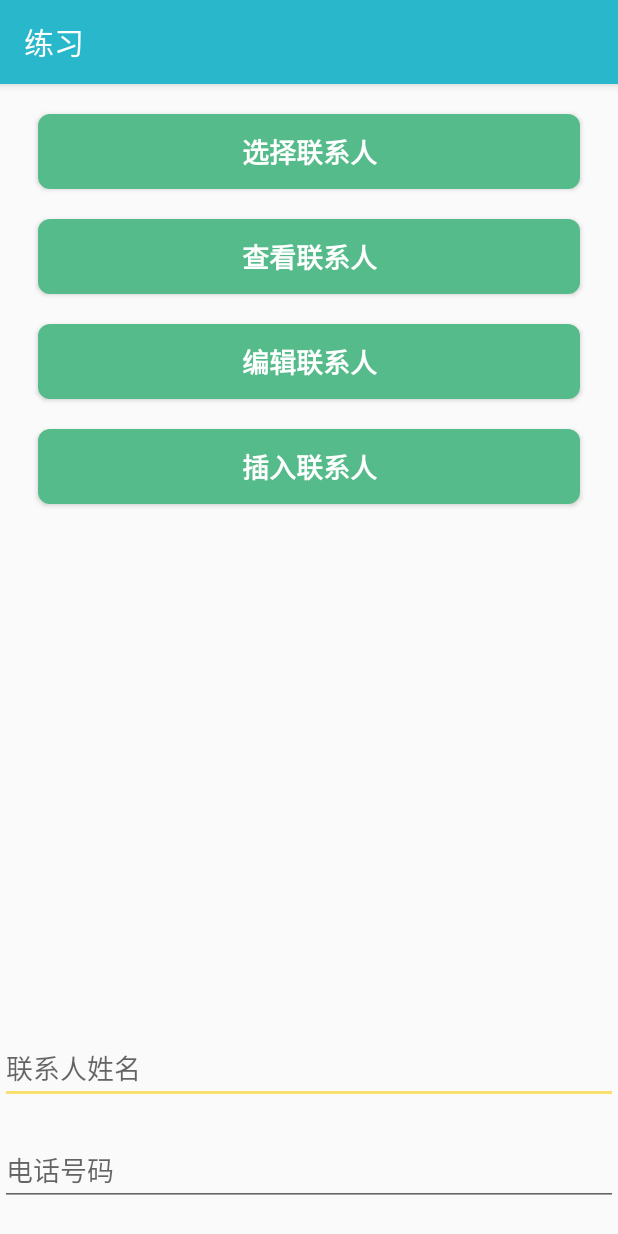
After one commit to SnailLxy/exercise, an Android app: the ContactsIntentActivity screen opened directly, with no data from a screen before it, on a phone screen of 412 x 824 dp. The commit adds this screen. Run offline under Robolectric (Android 15) with nearby library versions, the phone set to English and light mode, and no system bars.

Commit message:
[练习]-添加通讯录相关intent练习 功能： 添加选择，查看，修改，插入联系人相关隐式intent使用练习

```diff
--- a/app/src/main/AndroidManifest.xml
+++ b/app/src/main/AndroidManifest.xml
@@ -11,6 +11,7 @@
         android:roundIcon="@mipmap/ic_launcher_round"
         android:supportsRtl="true"
         android:theme="@style/AppTheme">
+        <activity android:name=".activity.commonintent.ContactsIntentActivity"></activity>
         <activity
             android:name=".activity.MainActivity"
             android:theme="@style/ExerciseActivityTheme">
@@ -39,11 +40,9 @@
         </activity>
         <activity android:name=".activity.commonintent.CommonIntentActivity" />
         <activity
-        android:name=".activity.commonintent.AlarmActivity"
+            android:name=".activity.commonintent.AlarmIntentActivity"
             android:label="@string/exercise_alarm_intent" />
-
         <activity android:name=".activity.commonintent.CameraIntentActivity" />
-
 
         <provider
             android:name="androidx.core.content.FileProvider"
@@ -54,7 +53,6 @@
                 android:name="android.support.FILE_PROVIDER_PATHS"
                 android:resource="@xml/file_paths" />
         </provider>
-
     </application>
 
 </manifest>
--- a/app/src/main/java/com/lixueyang/exercise/activity/commonintent/CommonIntentActivity.java
+++ b/app/src/main/java/com/lixueyang/exercise/activity/commonintent/CommonIntentActivity.java
@@ -45,8 +45,9 @@ public class CommonIntentActivity extends AppCompatActivity {
         startActivity(intent);
       }
     });
-    binding.btnGotoAlarmActivity.setOnClickListener(view -> AlarmActivity.startAlarmActivity(this));
+    binding.btnGotoAlarmActivity.setOnClickListener(view -> AlarmIntentActivity.startAlarmActivity(this));
     binding.btnGotoCameraActivity.setOnClickListener(view -> CameraIntentActivity.startCameraIntentActivity(this));
+    binding.btnGotoContactsActivity.setOnClickListener(view -> ContactsIntentActivity.startContactsIntentActivity(this));
   }
 
   /**
--- /dev/null
+++ b/app/src/main/java/com/lixueyang/exercise/activity/commonintent/ContactsIntentActivity.java
@@ -0,0 +1,147 @@
+package com.lixueyang.exercise.activity.commonintent;
+
+import androidx.annotation.Nullable;
+import androidx.appcompat.app.AppCompatActivity;
+import androidx.loader.content.CursorLoader;
+import androidx.loader.content.Loader;
+
+import android.app.Activity;
+import android.content.Intent;
+import android.database.Cursor;
+import android.net.Uri;
+import android.os.Bundle;
+import android.provider.ContactsContract;
+import android.text.TextUtils;
+import android.widget.Toast;
+
+import com.lixueyang.exercise.R;
+import com.lixueyang.exercise.databinding.ActivityContactsBinding;
+import com.lixueyang.exercise.utils.IntentUtils;
+
+public class ContactsIntentActivity extends AppCompatActivity {
+
+  static final int REQUEST_SELECT_CONTACT = 100;
+  private ActivityContactsBinding binding;
+  private Uri contactUri;
+  private Long currentId;
+  private String currentLookupKey;
+
+  public static void startContactsIntentActivity(Activity activity) {
+    Intent intent = new Intent(activity, ContactsIntentActivity.class);
+    activity.startActivity(intent);
+  }
+
+  @Override
+  protected void onCreate(Bundle savedInstanceState) {
+    super.onCreate(savedInstanceState);
+    binding = ActivityContactsBinding.inflate(getLayoutInflater());
+    setContentView(binding.getRoot());
+
+    initView();
+  }
+
+  private void initView() {
+    selectPhone();
+    showContacts();
+    editContact();
+    insertContact();
+  }
+
+  private void showContacts() {
+    binding.btnShowContactsIntent.setOnClickListener(view -> {
+      Intent intent = new Intent(Intent.ACTION_VIEW, ContactsContract.Contacts.CONTENT_URI);
+      if (IntentUtils.isActivityAlive(intent, getPackageManager())) {
+        startActivity(intent);
+      }
+    });
+  }
+
+  /**
+   * 获取电话联系人
+   * 这种方法不需要 READ_CONTACTS 权限
+   * 注：常用的CONTENT_TYPE
+   * 1、ContactsContract.CommonDataKinds.Phone.CONTENT_TYPE 对应有电话号码的联系人中
+   * 2、ContactsContract.CommonDataKinds.Email.CONTENT_TYPE  对应有电子邮件地址的联系人
+   */
+  private void selectPhone() {
+    binding.btnSelectedContactsIntent.setOnClickListener(view -> {
+      Intent intent = new Intent(Intent.ACTION_PICK);
+      intent.setType(ContactsContract.CommonDataKinds.Phone.CONTENT_TYPE);
+      if (IntentUtils.isActivityAlive(intent, getPackageManager())) {
+        startActivityForResult(intent, REQUEST_SELECT_CONTACT);
+      }
+    });
+  }
+
+  private void editContact() {
+    binding.btnEditContactsIntent.setOnClickListener(view -> {
+      if (contactUri == null) {
+        Toast.makeText(this, "请选择对应的联系人！", Toast.LENGTH_LONG).show();
+        return;
+      }
+
+      Intent intent = new Intent(Intent.ACTION_EDIT);
+      intent.setDataAndType(ContactsContract.Contacts.getLookupUri(currentId, currentLookupKey), ContactsContract.Contacts.CONTENT_ITEM_TYPE);
+      String phoneNumber = binding.etPhoneNumber.getText().toString();
+      if (!TextUtils.isEmpty(phoneNumber)) {
+        intent.putExtra(ContactsContract.Intents.Insert.PHONE, phoneNumber);
+      }
+      if (IntentUtils.isActivityAlive(intent, getPackageManager())) {
+        startActivity(intent);
+      }
+    });
+  }
+
+  private void insertContact() {
+    binding.btnInsertContactsIntent.setOnClickListener(view -> {
+      Intent intent = new Intent(Intent.ACTION_INSERT);
+      intent.setType(ContactsContract.Contacts.CONTENT_TYPE);
+      String name = binding.etContactsName.getText().toString();
+      String phoneNumber = binding.etPhoneNumber.getText().toString();
+      if (!TextUtils.isEmpty(name)) {
+        intent.putExtra(ContactsContract.Intents.Insert.NAME, name);
+      }
+      if (!TextUtils.isEmpty(phoneNumber)) {
+        intent.putExtra(ContactsContract.Intents.Insert.PHONE, phoneNumber);
+      }
+      if (IntentUtils.isActivityAlive(intent, getPackageManager())) {
+        startActivity(intent);
+      }
+    });
+
+  }
+
+  @Override
+  protected void onActivityResult(int requestCode, int resultCode, @Nullable Intent data) {
+    super.onActivityResult(requestCode, resultCode, data);
+    if (resultCode != Activity.RESULT_OK) {
+      return;
+    }
+    switch (requestCode) {
+      case REQUEST_SELECT_CONTACT:
+        if (data == null) {
+          return;
+        }
+        contactUri = data.getData();
+        String[] projection = new String[]{
+            ContactsContract.CommonDataKinds.Phone.NUMBER,
+            ContactsContract.CommonDataKinds.Phone.DISPLAY_NAME,
+            ContactsContract.Contacts._ID,
+            ContactsContract.Contacts.LOOKUP_KEY
+        };
+        if (contactUri != null) {
+          Cursor cursor = getContentResolver().query(contactUri, projection, null, null, null);
+          if (cursor != null && cursor.moveToFirst()) {
+            String name = cursor.getString(cursor.getColumnIndex(ContactsContract.CommonDataKinds.Phone.DISPLAY_NAME));
+            String phoneNumber = cursor.getString(cursor.getColumnIndex(ContactsContract.CommonDataKinds.Phone.NUMBER));
+            currentId = cursor.getLong(cursor.getColumnIndex(ContactsContract.Contacts._ID));
+            currentLookupKey = cursor.getString(cursor.getColumnIndex(ContactsContract.Contacts.LOOKUP_KEY));
+            binding.etContactsName.setText(name);
+            binding.etPhoneNumber.setText(phoneNumber);
+            cursor.close();
+          }
+        }
+        break;
+    }
+  }
+}
--- a/app/src/main/res/layout/activity_alarm.xml
+++ b/app/src/main/res/layout/activity_alarm_intent.xml
@@ -2,7 +2,7 @@
 <layout xmlns:android="http://schemas.android.com/apk/res/android"
     xmlns:app="http://schemas.android.com/apk/res-auto"
     xmlns:tools="http://schemas.android.com/tools"
-    tools:context=".activity.commonintent.AlarmActivity">
+    tools:context=".activity.commonintent.AlarmIntentActivity">
 
   <androidx.constraintlayout.widget.ConstraintLayout
       android:layout_width="match_parent"
--- /dev/null
+++ b/app/src/main/res/layout/activity_contacts.xml
@@ -0,0 +1,64 @@
+<?xml version="1.0" encoding="utf-8"?>
+<androidx.constraintlayout.widget.ConstraintLayout xmlns:android="http://schemas.android.com/apk/res/android"
+    xmlns:app="http://schemas.android.com/apk/res-auto"
+    xmlns:tools="http://schemas.android.com/tools"
+    android:layout_width="match_parent"
+    android:layout_height="match_parent"
+    tools:context=".activity.commonintent.ContactsIntentActivity">
+
+  <Button
+      android:id="@+id/btn_selected_contacts_intent"
+      style="@style/FeaturesButton"
+      android:layout_width="match_parent"
+      android:layout_height="50dp"
+      android:text="@string/exercise_selected_contacts"
+      app:layout_constraintEnd_toEndOf="parent"
+      app:layout_constraintStart_toStartOf="parent"
+      app:layout_constraintTop_toTopOf="parent" />
+
+  <Button
+      android:id="@+id/btn_show_contacts_intent"
+      style="@style/FeaturesButton"
+      android:layout_width="match_parent"
+      android:layout_height="50dp"
+      android:text="@string/exercise_view_contacts"
+      app:layout_constraintEnd_toEndOf="parent"
+      app:layout_constraintStart_toStartOf="parent"
+      app:layout_constraintTop_toBottomOf="@id/btn_selected_contacts_intent" />
+
+  <Button
+      android:id="@+id/btn_edit_contacts_intent"
+      style="@style/FeaturesButton"
+      android:layout_width="match_parent"
+      android:layout_height="50dp"
+      android:text="@string/exercise_edit_contacts"
+      app:layout_constraintEnd_toEndOf="parent"
+      app:layout_constraintStart_toStartOf="parent"
+      app:layout_constraintTop_toBottomOf="@id/btn_show_contacts_intent" />
+
+  <Button
+      android:id="@+id/btn_insert_contacts_intent"
+      style="@style/FeaturesButton"
+      android:layout_width="match_parent"
+      android:layout_height="50dp"
+      android:text="@string/exercise_insert_contacts"
+      app:layout_constraintEnd_toEndOf="parent"
+      app:layout_constraintStart_toStartOf="parent"
+      app:layout_constraintTop_toBottomOf="@id/btn_edit_contacts_intent" />
+
+  <EditText
+      android:id="@+id/et_contacts_name"
+      android:layout_width="match_parent"
+      android:layout_height="wrap_content"
+      android:layout_marginBottom="20dp"
+      android:hint="@string/exercise_contacts_name"
+      app:layout_constraintBottom_toTopOf="@+id/et_phone_number" />
+
+  <EditText
+      android:id="@+id/et_phone_number"
+      android:layout_width="match_parent"
+      android:layout_height="wrap_content"
+      android:layout_marginBottom="20dp"
+      android:hint="@string/exercise_phone_number"
+      app:layout_constraintBottom_toBottomOf="parent" />
+</androidx.constraintlayout.widget.ConstraintLayout>
--- a/app/src/main/res/values/strings.xml
+++ b/app/src/main/res/values/strings.xml
@@ -14,8 +14,16 @@
   <string name="exercise_add_calendar">添加日历事件</string>
   <string name="exercise_alarm_intent">闹钟相关Intent</string>
   <string name="exercise_camera_intent">相机相关Intent</string>
+  <string name="exercise_contacts_intent">联系人相关Intent</string>
   <string name="exercise_camera_capture_image">获取图片</string>
   <string name="exercise_camera_capture_image_still">启动相机，不获取图片</string>
   <string name="exercise_camera_capture_video">获取视频</string>
   <string name="exercise_camera_capture_video_mode">启动相，不获取视频</string>
+  <string name="exercise_selected_contacts">选择联系人</string>
+  <string name="exercise_view_contacts">查看联系人</string>
+  <string name="exercise_edit_contacts">编辑联系人</string>
+  <string name="exercise_insert_contacts">插入联系人</string>
+  <string name="exercise_phone_number">电话号码</string>
+  <string name="exercise_contacts_name">联系人姓名</string>
+
 </resources>
```
Also changed, not shown: app/src/main/java/com/lixueyang/exercise/activity/commonintent/AlarmIntentActivity.java (renamed from app/src/main/java/com/lixueyang/exercise/activity/commonintent/AlarmActivity.java, +8 -8 lines), app/src/main/res/layout/activity_common_intent.xml (+8 -0 lines), 1 other file. Lines whose indentation alone changed are shown as unchanged.
